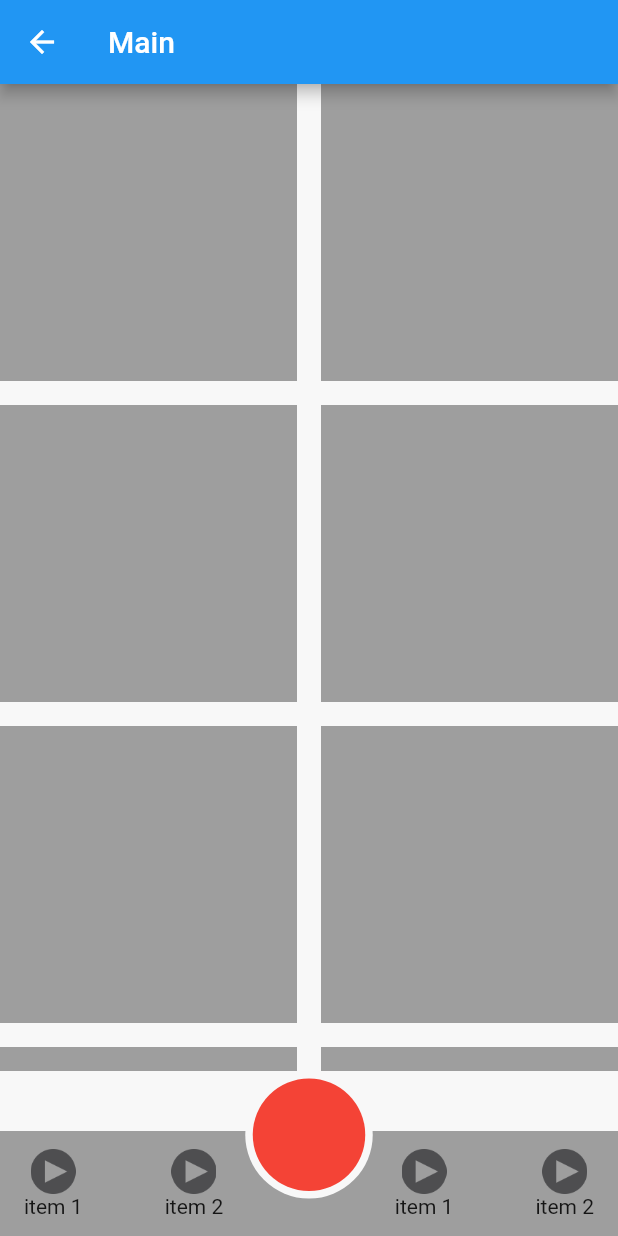
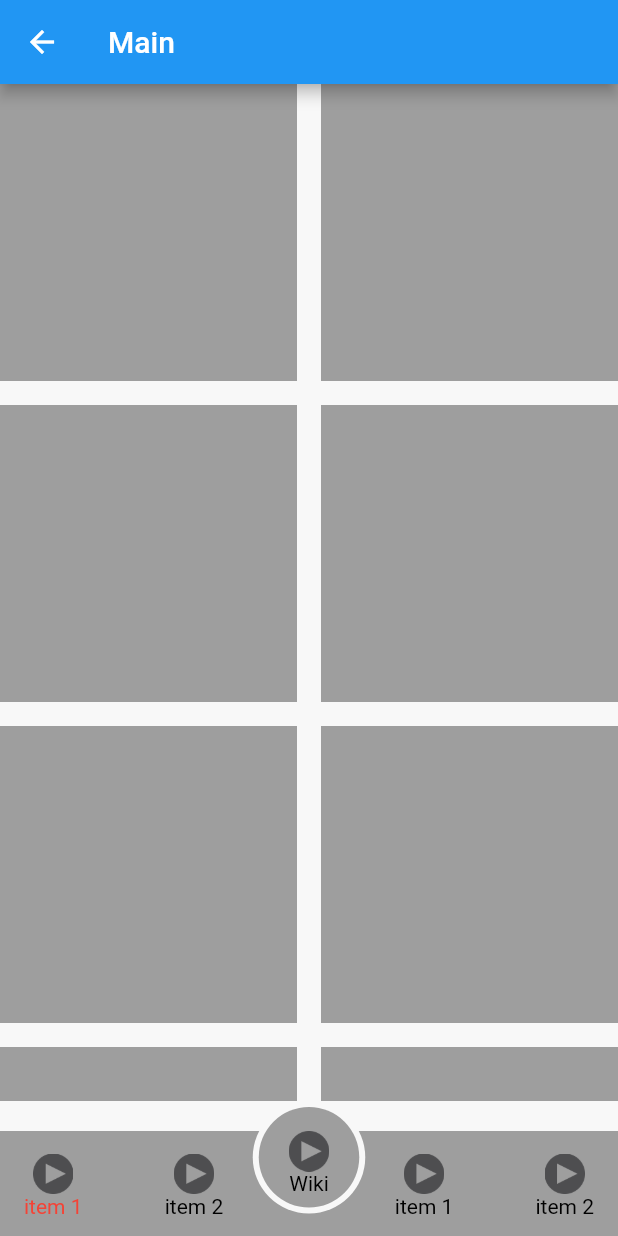
Before and after one commit to groshevdg/The-Planet, a Flutter app: the MainScreen screen opened by its route, on a phone screen of 412 x 824 dp. Run offline on Flutter 3.47's test engine with Material 2 defaults, Android fonts, the phone set to English and light mode, and no system bars; our stand-ins replace flutter_staggered_animations.

```diff
--- a/lib/screens/main/main_screen.dart
+++ b/lib/screens/main/main_screen.dart
@@ -12,6 +12,24 @@ class MainScreen extends StatefulWidget {
 }
 
 class _MainScreenState extends State<MainScreen> {
+  NavBarController navBarController;
+  @override
+  void initState() {
+    navBarController = NavBarController(1);
+    navBarController.addListener(() {
+      setState(() {
+        print(navBarController.selected.toString());
+      });
+    });
+    super.initState();
+  }
+
+  @override
+  void dispose() {
+    navBarController.dispose();
+    super.dispose();
+  }
+
   @override
   Widget build(BuildContext context) {
     return Scaffold(
@@ -19,8 +37,8 @@ class _MainScreenState extends State<MainScreen> {
       appBar: AppBar(
         title: Text("Main"),
       ),
-      bottomNavigationBar: CustomBottomNavBar(),
-      body: SizedBox.expand(
+      bottomNavigationBar: CustomBottomNavBar(controller: navBarController),
+      body: navBarController.selected == 1 ? SizedBox.expand(
         child: GridView.count(
           mainAxisSpacing: 16,
           crossAxisSpacing: 16,
@@ -40,7 +58,7 @@ class _MainScreenState extends State<MainScreen> {
             },
           ),
         ),
-      ),
+      ) : Container(),
     );
   }
 }
--- a/lib/screens/main/widgets/NavItemsSection.dart
+++ /dev/null
@@ -1,41 +0,0 @@
-import 'package:flutter/material.dart';
-import 'package:the_planet/screens/main/widgets/nav_item.dart';
-
-class NavItemsSection extends StatefulWidget {
-  final String title1;
-  final String title2;
-  final String icon1;
-  final String icon2;
-  final Alignment alignment;
-
-  const NavItemsSection({Key key, this.title1, this.title2, this.icon1,
-    this.icon2, this.alignment}) : super(key: key);
-
-  @override
-  _NavItemsSectionState createState() => _NavItemsSectionState();
-}
-
-class _NavItemsSectionState extends State<NavItemsSection> {
-  @override
-  Widget build(BuildContext context) {
-    return Align(
-      alignment: widget.alignment,
-      child: SizedBox(
-        height: 70, width:  MediaQuery.of(context).size.width / 2.5,
-        child: Row(
-          children: [
-            Padding(
-              padding: const EdgeInsets.only(left: 16, bottom: 12),
-              child: CustomNavItem(title: widget.title1, icon: widget.icon1),
-            ),
-            Spacer(),
-            Padding(
-              padding: const EdgeInsets.only(right: 16, bottom: 12),
-              child: CustomNavItem(title: widget.title2, icon: widget.icon2),
-            )
-          ],
-        ),
-      ),
-    );
-  }
-}
--- a/lib/screens/main/widgets/bottom_nav_bar.dart
+++ b/lib/screens/main/widgets/bottom_nav_bar.dart
@@ -1,9 +1,12 @@
 import 'package:flutter/cupertino.dart';
 import 'package:flutter/material.dart';
-import 'package:the_planet/screens/main/widgets/NavItemsSection.dart';
+import 'package:the_planet/screens/main/widgets/nav_item_section.dart';
 import 'package:the_planet/screens/main/widgets/circle_button.dart';
 
 class CustomBottomNavBar extends StatefulWidget {
+  final NavBarController controller;
+
+  const CustomBottomNavBar({Key key, @required this.controller}) : super(key: key);
   @override
   _CustomBottomNavBarState createState() => _CustomBottomNavBarState();
 }
@@ -12,7 +15,7 @@ class _CustomBottomNavBarState extends State<CustomBottomNavBar> {
   @override
   Widget build(BuildContext context) {
     return Container(
-      height: 110,
+      height: 90,
       child: Stack(
         children: [
           Align(
@@ -22,23 +25,47 @@ class _CustomBottomNavBarState extends State<CustomBottomNavBar> {
               color: Colors.grey,
             ),
           ),
-          CircleButton(),
+          CircleButton(itemId: 0, controller: widget.controller),
           NavItemsSection(
+            id1: 1, id2: 2,
             alignment: Alignment.bottomLeft,
             icon1: 'assets/images/play.png',
             icon2: 'assets/images/play.png',
             title1: 'item 1',
             title2: 'item 2',
+            navBarController: widget.controller,
           ),
           NavItemsSection(
+            id1: 3, id2: 4,
             alignment: Alignment.bottomRight,
             icon1: 'assets/images/play.png',
             icon2: 'assets/images/play.png',
             title1: 'item 1',
             title2: 'item 2',
+            navBarController: widget.controller,
           )
         ],
       ),
     );
   }
 }
+
+class NavBarController extends ChangeNotifier {
+  int _selectedItem;
+  final int defaultSelectedItem;
+  int get selected => _selectedItem;
+
+  NavBarController(this.defaultSelectedItem) {
+    _selectedItem = defaultSelectedItem;
+  }
+
+  void updateSelectedItem(int itemId) {
+    _selectedItem = itemId;
+  }
+
+  @override
+  void dispose() {
+    this.removeListener(() { });
+    super.dispose();
+  }
+}
--- a/lib/screens/main/widgets/circle_button.dart
+++ b/lib/screens/main/widgets/circle_button.dart
@@ -1,7 +1,15 @@
 import 'package:flutter/material.dart';
+import 'package:flutter/services.dart';
 import 'package:the_planet/config/colors.dart';
+import 'package:the_planet/screens/main/widgets/bottom_nav_bar.dart';
+import 'package:the_planet/screens/main/widgets/nav_item.dart';
 
 class CircleButton extends StatefulWidget {
+  final int itemId;
+  final NavBarController controller;
+
+  const CircleButton({Key key, @required this.itemId, @required this.controller}) : super(key: key);
+
   @override
   _CircleButtonState createState() => _CircleButtonState();
 }
@@ -9,12 +17,18 @@ class CircleButton extends StatefulWidget {
 class _CircleButtonState extends State<CircleButton> {
   @override
   Widget build(BuildContext context) {
-    return Stack(
+    return GestureDetector(
+      onTap: () {
+        HapticFeedback.heavyImpact();
+        widget.controller.updateSelectedItem(widget.itemId);
+        widget.controller.notifyListeners();
+      },
+      child: Stack(
         children: [
           Align(
             alignment: Alignment.topCenter,
             child: Container(
-            width: 85, height: 85,
+              width: 75, height: 75,
               decoration: BoxDecoration(
                 shape: BoxShape.circle,
                 color: AppColors.WHITE_BACKGROUND,
@@ -24,15 +38,18 @@ class _CircleButtonState extends State<CircleButton> {
           Align(
             alignment: Alignment.topCenter,
             child: Container(
-              margin: const EdgeInsets.only(top: 5),
-              width: 75, height: 75,
+              padding: EdgeInsets.only(bottom: 8),
+              margin: const EdgeInsets.only(top: 4),
+              width: 67, height: 67,
               decoration: BoxDecoration(
                 shape: BoxShape.circle,
-                  color: Colors.red
-              )
+                color: Colors.grey
+              ),
+              child: CustomNavItem(icon: 'assets/images/play.png', title: "Wiki", controller: widget.controller, itemId: widget.itemId),
             ),
           ),
         ],
+      ),
     );
   }
 }
--- a/lib/screens/main/widgets/nav_item.dart
+++ b/lib/screens/main/widgets/nav_item.dart
@@ -1,10 +1,13 @@
 import 'package:flutter/material.dart';
+import 'package:the_planet/screens/main/widgets/bottom_nav_bar.dart';
 
 class CustomNavItem extends StatefulWidget {
   final String icon;
   final String title;
+  final int itemId;
+  final NavBarController controller;
 
-  const CustomNavItem({Key key, this.icon, this.title}) : super(key: key);
+  const CustomNavItem({Key key, this.icon, this.title, this.itemId, this.controller}) : super(key: key);
 
   @override
   _CustomNavItemState createState() => _CustomNavItemState();
@@ -16,8 +19,8 @@ class _CustomNavItemState extends State<CustomNavItem> {
     return Column(
       mainAxisAlignment: MainAxisAlignment.end,
       children: [
-        Image.asset(widget.icon, width: 30),
-        Text(widget.title)
+        Image.asset(widget.icon, width: 27),
+        Text(widget.title, style: TextStyle(color: widget.itemId == widget.controller.selected ? Colors.red : Colors.black))
       ],
     );
   }
--- /dev/null
+++ b/lib/screens/main/widgets/nav_item_section.dart
@@ -0,0 +1,67 @@
+import 'package:flutter/material.dart';
+import 'package:the_planet/screens/main/widgets/bottom_nav_bar.dart';
+import 'package:the_planet/screens/main/widgets/nav_item.dart';
+
+class NavItemsSection extends StatefulWidget {
+  final String title1;
+  final String title2;
+  final String icon1;
+  final String icon2;
+  final int id1;
+  final int id2;
+  final Alignment alignment;
+  final NavBarController navBarController;
+
+  const NavItemsSection({Key key, this.title1, this.title2, this.icon1,
+    this.icon2, this.alignment, this.id1, this.id2, this.navBarController}) : super(key: key);
+
+  @override
+  _NavItemsSectionState createState() => _NavItemsSectionState();
+}
+
+class _NavItemsSectionState extends State<NavItemsSection> {
+  @override
+  Widget build(BuildContext context) {
+    return Align(
+      alignment: widget.alignment,
+      child: SizedBox(
+        height: 70, width:  MediaQuery.of(context).size.width / 2.5,
+        child: Row(
+          children: [
+            GestureDetector(
+              onTap: () {
+                setState(() {
+                  widget.navBarController.updateSelectedItem(widget.id1);
+                  widget.navBarController.notifyListeners();
+                });
+              },
+              child: Padding(
+                padding: const EdgeInsets.only(left: 16, bottom: 12),
+                child: CustomNavItem(
+                  title: widget.title1, icon: widget.icon1,
+                  controller: widget.navBarController, itemId: widget.id1,
+                ),
+              ),
+            ),
+            Spacer(),
+            GestureDetector(
+              onTap: () {
+                setState(() {
+                  widget.navBarController.updateSelectedItem(widget.id2);
+                  widget.navBarController.notifyListeners();
+                });
+              },
+              child: Padding(
+                padding: const EdgeInsets.only(right: 16, bottom: 12),
+                child: CustomNavItem(
+                  title: widget.title2, icon: widget.icon2,
+                  controller: widget.navBarController, itemId: widget.id2,
+                ),
+              ),
+            )
+          ],
+        ),
+      ),
+    );
+  }
+}
```
Lines whose indentation alone changed are shown as unchanged.
